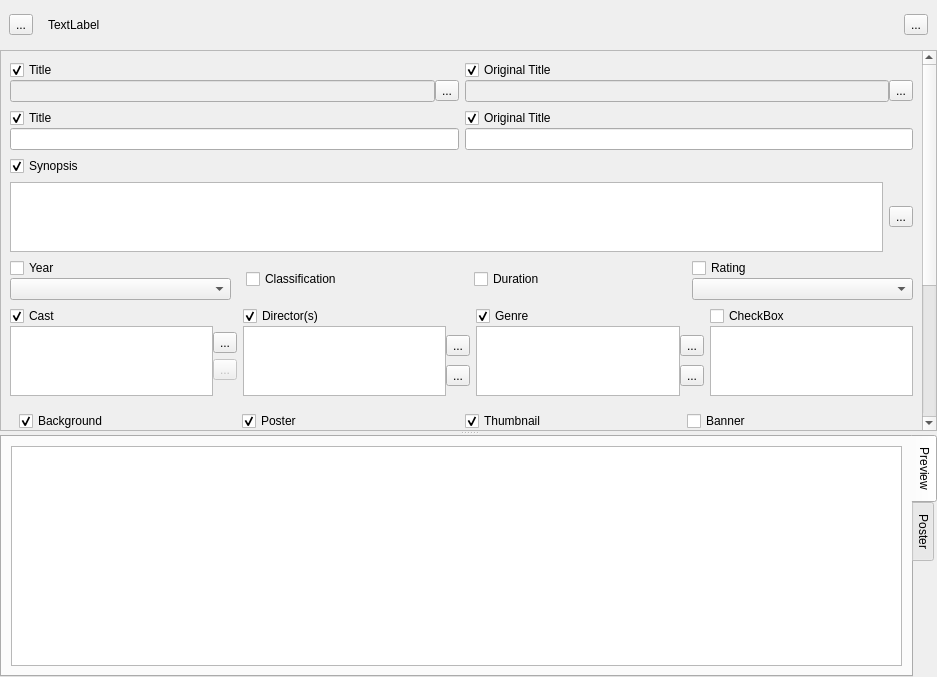
Before: the Qt Designer form src/panelview.ui in app211/jaqet, drawn with Qt 5.
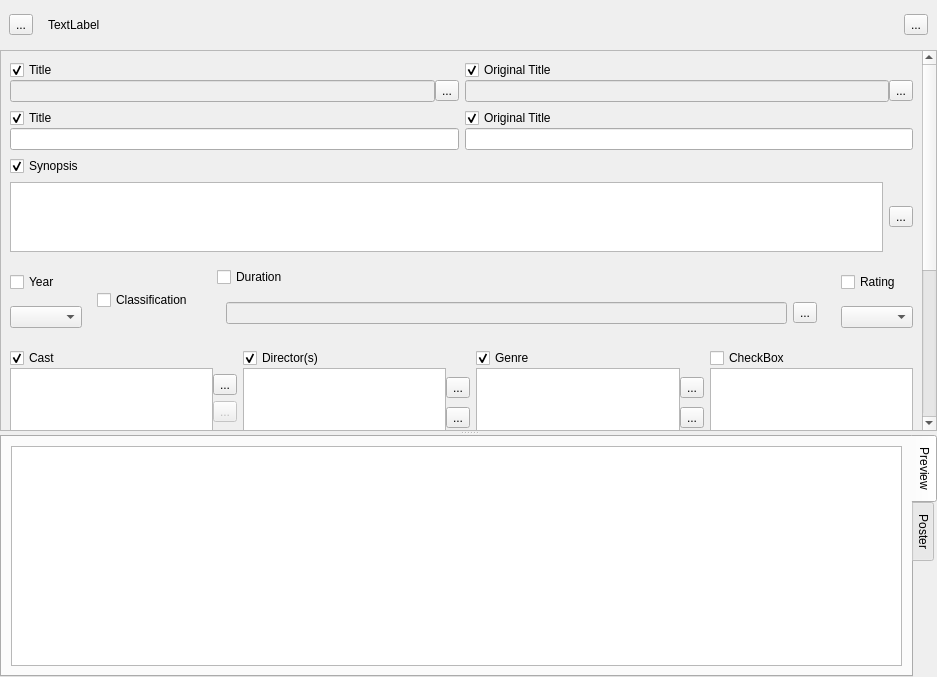
After: the same form once the commit is applied. Icons and pictures are not drawn. Custom widgets are drawn as their Qt base class.

```diff
--- a/src/panelview.ui
+++ b/src/panelview.ui
@@ -142,9 +142,9 @@
               <property name="geometry">
                <rect>
                 <x>0</x>
-                <y>-16</y>
+                <y>0</y>
                 <width>917</width>
-                <height>662</height>
+                <height>704</height>
                </rect>
               </property>
               <layout class="QVBoxLayout" name="verticalLayout_4">
@@ -559,6 +559,30 @@
                        </property>
                       </widget>
                      </item>
+                     <item>
+                      <widget class="QWidget" name="widget_36" native="true">
+                       <layout class="QHBoxLayout" name="horizontalLayout_16">
+                        <item>
+                         <widget class="QLineEdit" name="durationEdit">
+                          <property name="enabled">
+                           <bool>false</bool>
+                          </property>
+                         </widget>
+                        </item>
+                        <item>
+                         <widget class="QToolButton" name="toolButton_5">
+                          <property name="text">
+                           <string>...</string>
+                          </property>
+                          <property name="icon">
+                           <iconset resource="../resources/resources.qrc">
+                            <normaloff>:/resources/Edit.png</normaloff>:/resources/Edit.png</iconset>
+                          </property>
+                         </widget>
+                        </item>
+                       </layout>
+                      </widget>
+                     </item>
                     </layout>
                    </widget>
                   </item>
```
Left out of the diff: 4 changed lines with no effect on the pictures.
